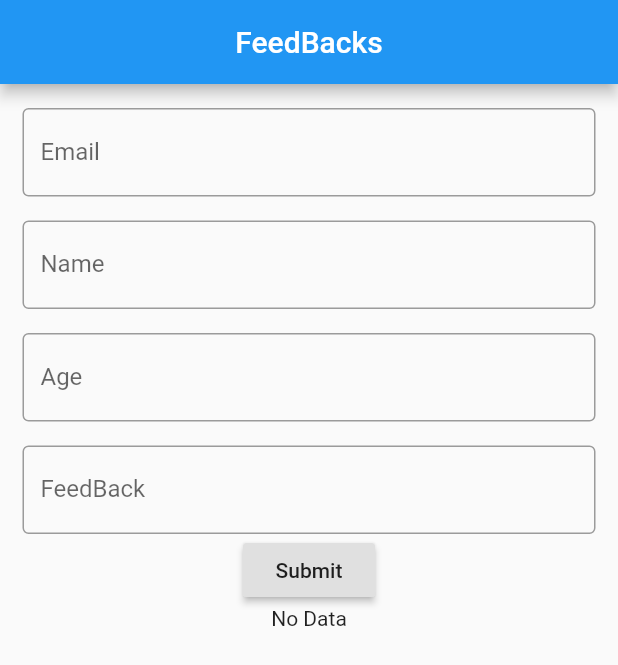
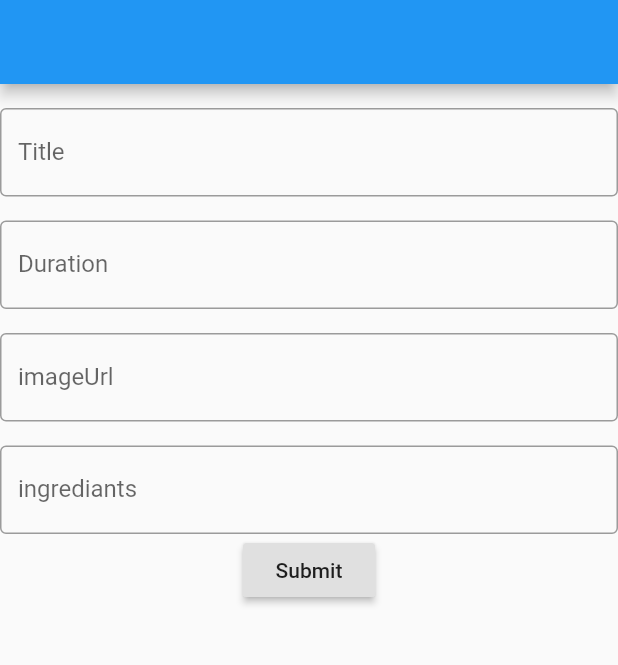
Before and after one commit to HemanthReddyKodakandla-bootcamp/firebasecolud, a Flutter app: the screen it shows after launch, on a phone screen of 412 x 824 dp. Shown: the top 665 px of the screen. Run offline on Flutter 3.47's test engine with Material 2 defaults, Android fonts, the phone set to English and light mode, and no system bars; our stand-ins replace cloud_firestore; accounts and stored records are empty.

Commit message:
firebase crud operations

```diff
--- a/lib/feedback_bloc.dart
+++ /dev/null
@@ -1,16 +0,0 @@
-import 'dart:async';
-
-class FeedBackBloc{
-
-  StreamController<Map<String, dynamic>> streamController = StreamController();
-
-  Sink get addFeedBack => streamController.sink;
-
-  Stream<Map<String, dynamic>> get feedBack => streamController.stream;
-
-  dispose(){
-    streamController.close();
-  }
-}
-
-final bloc = FeedBackBloc();
--- a/lib/main.dart
+++ b/lib/main.dart
@@ -1,7 +1,6 @@
+import 'package:cloud_firestore/cloud_firestore.dart';
 import 'package:flutter/material.dart';
-import 'package:cloud_firestore/cloud_firestore.dart';
-import 'package:flutter_week4_firebase_app/feedback_bloc.dart';
-
+import 'package:flutter_firebase_stream_app/seerecipes.dart';
 
 void main() => runApp(MyApp());
 
@@ -15,91 +14,105 @@ class MyApp extends StatelessWidget {
       theme: ThemeData(
         primarySwatch: Colors.blue,
       ),
-      home: FeedBackWidget(),
+      home: RecipeWidget(),
     );
   }
 }
 
-class FeedBackWidget extends StatefulWidget {
+class RecipeWidget extends StatefulWidget {
   @override
-  _FeedBackWidgetState createState() => _FeedBackWidgetState();
+  _RecipeWidgetState createState() => _RecipeWidgetState();
 }
 
-class _FeedBackWidgetState extends State<FeedBackWidget> {
+class _RecipeWidgetState extends State<RecipeWidget> {
 
   final _feedBackForm = GlobalKey<FormState>();
-  TextEditingController _emailController = TextEditingController();
-  TextEditingController _nameController = TextEditingController();
-  TextEditingController _ageController = TextEditingController();
-  TextEditingController _feedBackController = TextEditingController();
+  TextEditingController _titleController = TextEditingController();
+  TextEditingController _durationController = TextEditingController();
+  TextEditingController _imageUrlController = TextEditingController();
+  TextEditingController _ingrediantsController = TextEditingController();
+
+  bool isFav = false;
+
+  List ingredients = [
+    {
+      "title": "Paneer Makhani",
+      "duration": "1hr",
+      "ingredients": ["paneer","butter","chilli-powder"],
+      "isFav":false,
+      "imageUrl": "https://source.unsplash.com/random(266 kB)"
+    },
+    {
+      "title": "Chicken Tikka",
+      "duration": "1hr",
+      "ingredients": ["boneless chicken","butter","chilli-powder"],
+      "isFav":false,
+      "imageUrl": "https://source.unsplash.com/random(266 kB)"
+    },
+    {
+      "title": "Paneer Friedrice",
+      "duration": "1hr",
+      "ingredients": ["Paneer","butter","chilli-powder","rice"],
+      "isFav":false,
+      "imageUrl": "https://source.unsplash.com/random(266 kB)"
+    },
+    {
+      "title": "Chicken FriedRice",
+      "duration": "1hr",
+      "ingredients": ["boneless chicken","butter","chilli-powder","rice"],
+      "isFav":false,
+      "imageUrl": "https://source.unsplash.com/random(266 kB)"
+    }
+  ];
 
   @override
   Widget build(BuildContext context) {
     return Scaffold(
-      appBar: AppBar(
-        title: const Text('FeedBacks'),
-        centerTitle: true,
-      ),
+      appBar: AppBar(),
       body: Container(
-        padding: EdgeInsets.symmetric(horizontal: 15.0),
-        child: SingleChildScrollView(
         child: Form(
           key: _feedBackForm,
           child: Column(
             children: <Widget>[
-                  formWidget('Email', 'Enter Email', 'Email cann\'t be empty ', _emailController),
-                  formWidget('Name', 'Enter Name', 'Name cann\'t be empty ', _nameController),
-                  formWidget('Age', 'Enter Age', 'Age cann\'t be empty ', _ageController),
-                  formWidget('FeedBack', 'Enter feedback', 'Feedback cann\'t be empty ', _feedBackController),
+              formWidget('Title', 'Enter title', 'Title cann\'t be empty ', _titleController),
+              formWidget('Duration', 'Enter Duration', 'Duration cann\'t be empty ', _durationController),
+              formWidget('imageUrl', 'Enter imageUrl', 'url cann\'t be empty ', _imageUrlController),
+              formWidget('ingrediants', 'Enter Comma separeted ingrediantas', 'ingrediants cann\'t be empty ', _ingrediantsController),
               RaisedButton(
                 onPressed: (){
                   Map<String, dynamic> feedBackData = Map();
 
-                    feedBackData['email'] = _emailController.text;
-                    feedBackData['name'] = _nameController.text;
-                    feedBackData['age'] = _ageController.text;
-                    feedBackData['feedBack'] = _feedBackController.text;
+                  feedBackData['title'] = _titleController.text;
+                  feedBackData['duration'] = _durationController.text;
+                  feedBackData['isFav'] = isFav;
+                  feedBackData['imageUrl'] = _imageUrlController.text;
+
+                  var ingred = _ingrediantsController.text.split(',');
+
+                  print('int ${ingred}');
+                  feedBackData['ingredients'] = ingred;
+
 
                 sendToFireBase(feedBackData);
-                    bloc.addFeedBack.add(feedBackData);
+
                   setState(() {
-                        _emailController.clear();
-                        _nameController.clear();
-                        _ageController.clear();
-                        _feedBackController.clear();
+                    _titleController.clear();
+                    _durationController.clear();
+                    _ingrediantsController.clear();
+                    _imageUrlController.clear();
                   });
+                  print(Firestore.instance.collection('recipes').snapshots()
+                  );
+                  Navigator.push(context, MaterialPageRoute(builder: (BuildContext context) => showRecipeWidget()));
                 },
                 child: Text('Submit'),
               ),
-                  StreamBuilder(
-                    stream: bloc.feedBack,
-                      builder: (BuildContext context,AsyncSnapshot<Map<String, dynamic>> snapshot){
-                      if(snapshot.hasData){
-                        return Card(
-                          child: Column(
-                            children: <Widget>[
-                              Text(snapshot.data['email']),
-                              Text(snapshot.data['name']),
-                              Text(snapshot.data['age']),
-                              Text(snapshot.data['feedBack']),
             ],
-                          ),
-                        );
-                  }
-                      else{
-                        return Text('No Data');
-                      }
-                  })
-
-
-                ],
-              ),
           ),
         ),
       ),
     );
   }
-
   Widget formWidget(String label,String hint,String errMsg,TextEditingController textEditingController){
 
     return Padding(
@@ -121,11 +134,8 @@ class _FeedBackWidgetState extends State<FeedBackWidget> {
       ),
     );
   }
-
   Future sendToFireBase(Map<String , dynamic> data) async{
-    print('feedback${data['email']}');
-//    await Firestore.instance.collection('feedback').add(data);
-    await Firestore.instance.collection('feedback').add(data).then((DocumentReference snapshot){
+    await Firestore.instance.collection('recipes').add(data).then((DocumentReference snapshot){
       print('feedback data ${snapshot.toString()}');
     });
   }
--- /dev/null
+++ b/lib/modal.dart
@@ -0,0 +1,36 @@
+import 'dart:convert';
+Recipe itemFromJson(String str) => Recipe.fromMap(json.decode(str));
+
+String itemToJson(Recipe data) => json.encode(data.toMap());
+
+class Recipe {
+  String title;
+  String duration;
+  List<String> ingredients;
+  bool isFav;
+  String imageUrl;
+
+  Recipe({
+    this.title,
+    this.duration,
+    this.ingredients,
+    this.isFav,
+    this.imageUrl,
+  });
+
+  factory Recipe.fromMap(Map<String, dynamic> json) => Recipe(
+    title: json["title"],
+    duration: json["duration"],
+    ingredients: List<String>.from(json["ingredients"].map((x) => x)),
+    isFav: json["isFav"],
+    imageUrl: json["imageUrl"],
+  );
+
+  Map<String, dynamic> toMap() => {
+    "title": title,
+    "duration": duration,
+    "ingredients": List<String>.from(ingredients.map((x) => x)),
+    "isFav": isFav,
+    "imageUrl": imageUrl,
+  };
+}
--- a/pubspec.yaml
+++ b/pubspec.yaml
@@ -1,4 +1,4 @@
-name: flutter_week4_firebase_app
+name: flutter_firebase_stream_app
 description: A new Flutter application.
 
 # The following defines the version and build number for your application.
```
Also changed, not shown: lib/feedbacks.dart (deleted, +0 -34 lines), lib/seerecipes.dart (added, +43 -0 lines), lib/view.dart (added, +106 -0 lines), 14 other files. Lines whose indentation alone changed are shown as unchanged.
